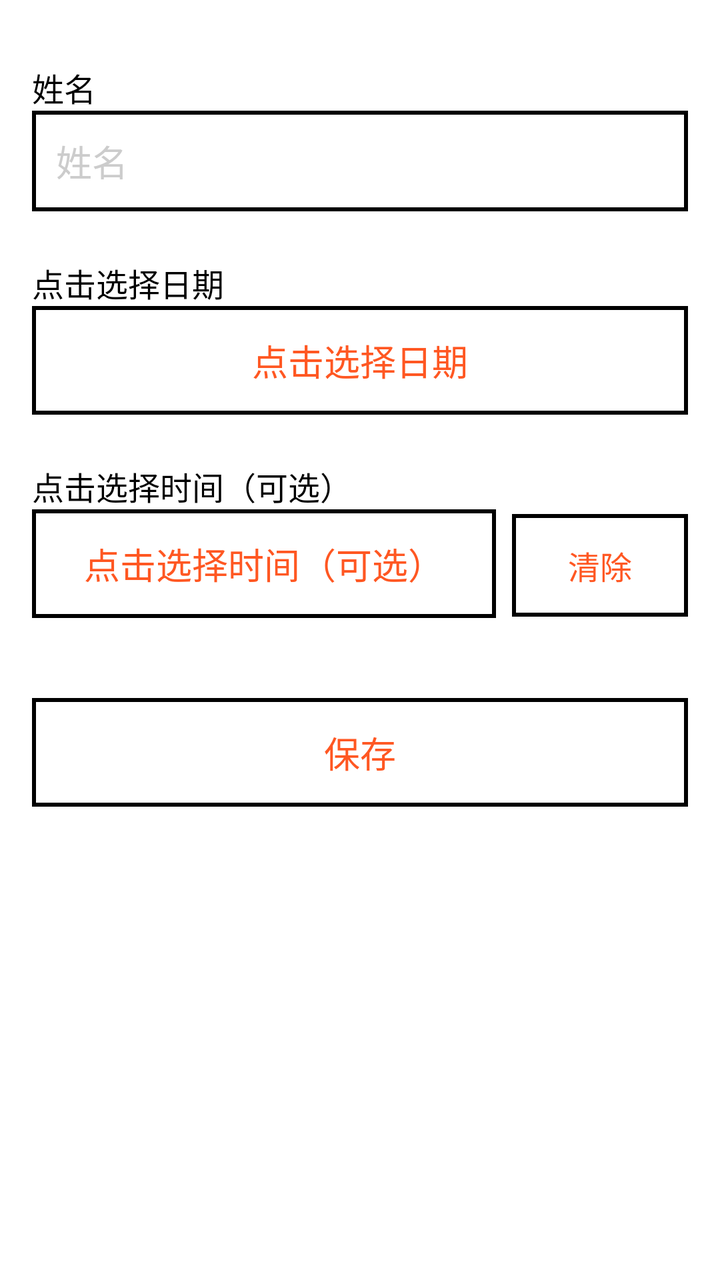
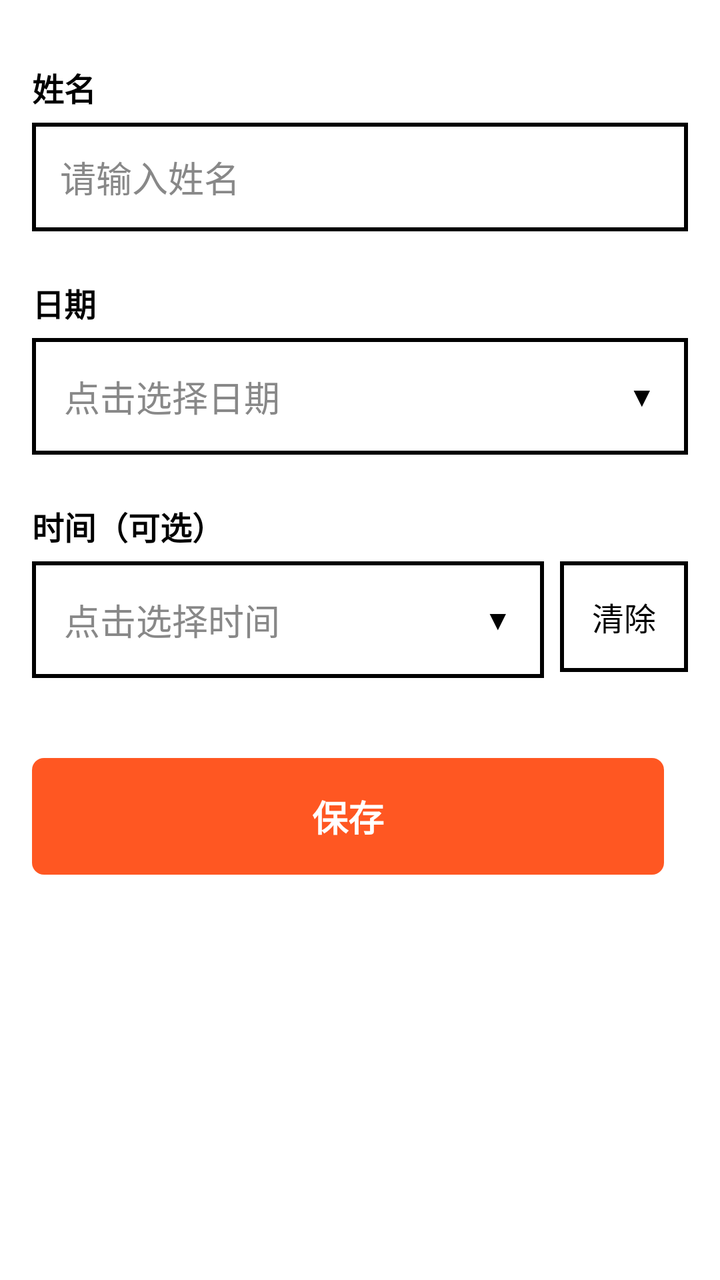

The first picture is an Android layout as it rendered before a commit; the second is the same layout after the commit. The layout source and the unified diff follow.
<!-- AndroidManifest.xml: application theme Theme.TimeTracker -->
<!-- res/layout/activity_edit.xml -->
<?xml version="1.0" encoding="utf-8"?>
<ScrollView xmlns:android="http://schemas.android.com/apk/res/android"
    xmlns:tools="http://schemas.android.com/tools"
    android:layout_width="match_parent"
    android:layout_height="match_parent"
    android:background="@color/background"
    tools:context=".EditActivity">

    <LinearLayout
        android:layout_width="match_parent"
        android:layout_height="wrap_content"
        android:orientation="vertical"
        android:padding="16dp">

        <TextView
            android:layout_width="match_parent"
            android:layout_height="wrap_content"
            android:layout_marginTop="16dp"
            android:text="@string/hint_name"
            android:textColor="@color/box_outline"
            android:textSize="16sp" />

        <EditText
            android:id="@+id/nameInput"
            android:layout_width="match_parent"
            android:layout_height="wrap_content"
            android:background="@drawable/box_bg"
            android:hint="@string/hint_name"
            android:inputType="textPersonName"
            android:maxLines="1"
            android:padding="12dp"
            android:textColor="@color/text_primary"
            android:textColorHint="@color/divider"
            android:textSize="18sp" />

        <TextView
            android:layout_width="match_parent"
            android:layout_height="wrap_content"
            android:layout_marginTop="24dp"
            android:text="@string/hint_date"
            android:textColor="@color/box_outline"
            android:textSize="16sp" />

        <Button
            android:id="@+id/dateButton"
            android:layout_width="match_parent"
            android:layout_height="wrap_content"
            android:background="@drawable/box_bg"
            android:gravity="center"
            android:padding="14dp"
            android:stateListAnimator="@null"
            android:text="@string/hint_date"
            android:textAllCaps="false"
            android:textColor="@color/text_primary"
            android:textSize="18sp" />

        <TextView
            android:layout_width="match_parent"
            android:layout_height="wrap_content"
            android:layout_marginTop="24dp"
            android:text="@string/hint_time"
            android:textColor="@color/box_outline"
            android:textSize="16sp" />

        <LinearLayout
            android:layout_width="match_parent"
            android:layout_height="wrap_content"
            android:orientation="horizontal">

            <Button
                android:id="@+id/timeButton"
                android:layout_width="0dp"
                android:layout_height="wrap_content"
                android:layout_weight="1"
                android:background="@drawable/box_bg"
                android:gravity="center"
                android:padding="14dp"
                android:stateListAnimator="@null"
                android:text="@string/hint_time"
                android:textAllCaps="false"
                android:textColor="@color/text_primary"
                android:textSize="18sp" />

            <Button
                android:id="@+id/clearTimeButton"
                android:layout_width="wrap_content"
                android:layout_height="wrap_content"
                android:layout_marginStart="8dp"
                android:background="@drawable/box_bg"
                android:padding="14dp"
                android:stateListAnimator="@null"
                android:text="清除"
                android:textColor="@color/text_primary"
                android:textSize="16sp" />
        </LinearLayout>

        <LinearLayout
            android:layout_width="match_parent"
            android:layout_height="wrap_content"
            android:layout_marginTop="40dp"
            android:orientation="horizontal">

            <Button
                android:id="@+id/saveButton"
                android:layout_width="0dp"
                android:layout_height="wrap_content"
                android:layout_weight="1"
                android:background="@drawable/box_bg"
                android:padding="14dp"
                android:stateListAnimator="@null"
                android:text="@string/action_save"
                android:textAllCaps="false"
                android:textColor="@color/text_primary"
                android:textSize="18sp" />

            <Button
                android:id="@+id/deleteButton"
                android:layout_width="0dp"
                android:layout_height="wrap_content"
                android:layout_marginStart="12dp"
                android:layout_weight="1"
                android:background="@drawable/box_bg"
                android:padding="14dp"
                android:stateListAnimator="@null"
                android:text="@string/action_delete"
                android:textAllCaps="false"
                android:textColor="@color/text_primary"
                android:textSize="18sp"
                android:visibility="gone" />
        </LinearLayout>
    </LinearLayout>
</ScrollView>
<!-- resources referenced by this layout -->
<resources>
  <color name="background">#FFFFFFFF</color>
  <color name="box_outline">#FF000000</color>
  <color name="divider">#FFCCCCCC</color>
  <color name="text_primary">#FFFF5722</color>
  <!-- drawable box_bg (drawable) -->
  <?xml version="1.0" encoding="utf-8"?>
  <shape xmlns:android="http://schemas.android.com/apk/res/android"
      android:shape="rectangle">
      <solid android:color="@color/white" />
      <stroke
          android:width="2dp"
          android:color="@color/box_outline" />
  </shape>
  <string name="action_delete">删除</string>
  <string name="action_save">保存</string>
  <string name="hint_date">点击选择日期</string>
  <string name="hint_name">姓名</string>
  <string name="hint_time">点击选择时间（可选）</string>
  <style name="Theme.TimeTracker" parent="Theme.MaterialComponents.Light.NoActionBar">
          <item name="colorPrimary">@color/primary</item>
          <item name="colorPrimaryVariant">@color/primary_dark</item>
          <item name="colorOnPrimary">@color/white</item>
          <item name="android:statusBarColor">@color/primary</item>
          <item name="android:windowLightStatusBar">false</item>
          <item name="android:windowBackground">@color/background</item>
      </style>
  <color name="white">#FFFFFFFF</color>
  <color name="primary">#FFFF5722</color>
  <color name="primary_dark">#FFE64A19</color>
</resources>

<!-- the commit's change to res/layout/activity_edit.xml (unified diff, before → after) -->
@@ -12,120 +12,171 @@
         android:orientation="vertical"
         android:padding="16dp">
 
+        
         <TextView
             android:layout_width="match_parent"
             android:layout_height="wrap_content"
             android:layout_marginTop="16dp"
             android:text="@string/hint_name"
-            android:textColor="@color/box_outline"
-            android:textSize="16sp" />
+            android:textColor="#FF000000"
+            android:textSize="16sp"
+            android:textStyle="bold" />
 
         <EditText
             android:id="@+id/nameInput"
             android:layout_width="match_parent"
             android:layout_height="wrap_content"
+            android:layout_marginTop="6dp"
             android:background="@drawable/box_bg"
-            android:hint="@string/hint_name"
+            android:hint="@string/hint_name_input"
             android:inputType="textPersonName"
             android:maxLines="1"
-            android:padding="12dp"
-            android:textColor="@color/text_primary"
-            android:textColorHint="@color/divider"
+            android:padding="14dp"
+            android:textColor="#FF000000"
+            android:textColorHint="#FF888888"
             android:textSize="18sp" />
 
+        
         <TextView
             android:layout_width="match_parent"
             android:layout_height="wrap_content"
             android:layout_marginTop="24dp"
             android:text="@string/hint_date"
-            android:textColor="@color/box_outline"
-            android:textSize="16sp" />
+            android:textColor="#FF000000"
+            android:textSize="16sp"
+            android:textStyle="bold" />
 
-        <Button
+        <LinearLayout
             android:id="@+id/dateButton"
             android:layout_width="match_parent"
             android:layout_height="wrap_content"
+            android:layout_marginTop="6dp"
             android:background="@drawable/box_bg"
-            android:gravity="center"
-            android:padding="14dp"
-            android:stateListAnimator="@null"
-            android:text="@string/hint_date"
-            android:textAllCaps="false"
-            android:textColor="@color/text_primary"
-            android:textSize="18sp" />
+            android:clickable="true"
+            android:focusable="true"
+            android:foreground="?attr/selectableItemBackground"
+            android:gravity="center_vertical"
+            android:orientation="horizontal"
+            android:padding="16dp">
 
+            <TextView
+                android:id="@+id/dateButtonText"
+                android:layout_width="0dp"
+                android:layout_height="wrap_content"
+                android:layout_weight="1"
+                android:text="@string/hint_date_tap"
+                android:textColor="#FF888888"
+                android:textSize="18sp" />
+
+            <TextView
+                android:layout_width="wrap_content"
+                android:layout_height="wrap_content"
+                android:text="▼"
+                android:textColor="#FF000000"
+                android:textSize="14sp" />
+        </LinearLayout>
+
+        
         <TextView
             android:layout_width="match_parent"
             android:layout_height="wrap_content"
             android:layout_marginTop="24dp"
             android:text="@string/hint_time"
-            android:textColor="@color/box_outline"
-            android:textSize="16sp" />
+            android:textColor="#FF000000"
+            android:textSize="16sp"
+            android:textStyle="bold" />
 
         <LinearLayout
             android:layout_width="match_parent"
             android:layout_height="wrap_content"
+            android:layout_marginTop="6dp"
             android:orientation="horizontal">
 
-            <Button
+            <LinearLayout
                 android:id="@+id/timeButton"
                 android:layout_width="0dp"
                 android:layout_height="wrap_content"
                 android:layout_weight="1"
+                android:layout_marginEnd="8dp"
                 android:background="@drawable/box_bg"
-                android:gravity="center"
-                android:padding="14dp"
-                android:stateListAnimator="@null"
-                android:text="@string/hint_time"
-                android:textAllCaps="false"
-                android:textColor="@color/text_primary"
-                android:textSize="18sp" />
+                android:clickable="true"
+                android:focusable="true"
+                android:foreground="?attr/selectableItemBackground"
+                android:gravity="center_vertical"
+                android:orientation="horizontal"
+                android:padding="16dp">
 
-            <Button
+                <TextView
+                    android:id="@+id/timeButtonText"
+                    android:layout_width="0dp"
+                    android:layout_height="wrap_content"
+                    android:layout_weight="1"
+                    android:text="@string/hint_time_tap"
+                    android:textColor="#FF888888"
+                    android:textSize="18sp" />
+
+                <TextView
+                    android:layout_width="wrap_content"
+                    android:layout_height="wrap_content"
+                    android:text="▼"
+                    android:textColor="#FF000000"
+                    android:textSize="14sp" />
+            </LinearLayout>
+
+            <TextView
                 android:id="@+id/clearTimeButton"
                 android:layout_width="wrap_content"
                 android:layout_height="wrap_content"
-                android:layout_marginStart="8dp"
                 android:background="@drawable/box_bg"
-                android:padding="14dp"
-                android:stateListAnimator="@null"
+                android:clickable="true"
+                android:focusable="true"
+                android:foreground="?attr/selectableItemBackground"
+                android:gravity="center"
+                android:padding="16dp"
                 android:text="清除"
-                android:textColor="@color/text_primary"
+                android:textColor="#FF000000"
                 android:textSize="16sp" />
         </LinearLayout>
 
+        
         <LinearLayout
             android:layout_width="match_parent"
             android:layout_height="wrap_content"
             android:layout_marginTop="40dp"
             android:orientation="horizontal">
 
-            <Button
+            <TextView
                 android:id="@+id/saveButton"
                 android:layout_width="0dp"
                 android:layout_height="wrap_content"
                 android:layout_weight="1"
-                android:background="@drawable/box_bg"
-                android:padding="14dp"
-                android:stateListAnimator="@null"
+                android:layout_marginEnd="12dp"
+                android:background="@drawable/btn_save_bg"
+                android:clickable="true"
+                android:focusable="true"
+                android:foreground="?attr/selectableItemBackground"
+                android:gravity="center"
+                android:padding="16dp"
                 android:text="@string/action_save"
-                android:textAllCaps="false"
-                android:textColor="@color/text_primary"
-                android:textSize="18sp" />
+                android:textColor="#FFFFFFFF"
+                android:textSize="18sp"
+                android:textStyle="bold" />
 
-            <Button
+            <TextView
                 android:id="@+id/deleteButton"
                 android:layout_width="0dp"
                 android:layout_height="wrap_content"
-                android:layout_marginStart="12dp"
                 android:layout_weight="1"
-                android:background="@drawable/box_bg"
-                android:padding="14dp"
-                android:stateListAnimator="@null"
+                android:background="@drawable/btn_delete_bg"
+                android:clickable="true"
+                android:focusable="true"
+                android:foreground="?attr/selectableItemBackground"
+                android:gravity="center"
+                android:padding="16dp"
                 android:text="@string/action_delete"
-                android:textAllCaps="false"
-                android:textColor="@color/text_primary"
+                android:textColor="#FFFFFFFF"
                 android:textSize="18sp"
+                android:textStyle="bold"
                 android:visibility="gone" />
         </LinearLayout>
     </LinearLayout>
<!-- resource entries referenced after the edit -->
@@ -1,9 +1,6 @@
 <!-- resources referenced by this layout -->
 <resources>
   <color name="background">#FFFFFFFF</color>
-  <color name="box_outline">#FF000000</color>
-  <color name="divider">#FFCCCCCC</color>
-  <color name="text_primary">#FFFF5722</color>
   <!-- drawable box_bg (drawable) -->
   <?xml version="1.0" encoding="utf-8"?>
   <shape xmlns:android="http://schemas.android.com/apk/res/android"
@@ -13,11 +10,46 @@
           android:width="2dp"
           android:color="@color/box_outline" />
   </shape>
+  <!-- drawable btn_delete_bg (drawable) -->
+  <?xml version="1.0" encoding="utf-8"?>
+  <selector xmlns:android="http://schemas.android.com/apk/res/android">
+      <item android:state_pressed="true">
+          <shape android:shape="rectangle">
+              <solid android:color="#FFB71C1C" />
+              <corners android:radius="6dp" />
+          </shape>
+      </item>
+      <item>
+          <shape android:shape="rectangle">
+              <solid android:color="#FFD32F2F" />
+              <corners android:radius="6dp" />
+          </shape>
+      </item>
+  </selector>
+  <!-- drawable btn_save_bg (drawable) -->
+  <?xml version="1.0" encoding="utf-8"?>
+  <selector xmlns:android="http://schemas.android.com/apk/res/android">
+      <item android:state_pressed="true">
+          <shape android:shape="rectangle">
+              <solid android:color="#FFE64A19" />
+              <corners android:radius="6dp" />
+          </shape>
+      </item>
+      <item>
+          <shape android:shape="rectangle">
+              <solid android:color="#FFFF5722" />
+              <corners android:radius="6dp" />
+          </shape>
+      </item>
+  </selector>
   <string name="action_delete">删除</string>
   <string name="action_save">保存</string>
-  <string name="hint_date">点击选择日期</string>
+  <string name="hint_date">日期</string>
+  <string name="hint_date_tap">点击选择日期</string>
   <string name="hint_name">姓名</string>
-  <string name="hint_time">点击选择时间（可选）</string>
+  <string name="hint_name_input">请输入姓名</string>
+  <string name="hint_time">时间（可选）</string>
+  <string name="hint_time_tap">点击选择时间</string>
   <style name="Theme.TimeTracker" parent="Theme.MaterialComponents.Light.NoActionBar">
           <item name="colorPrimary">@color/primary</item>
           <item name="colorPrimaryVariant">@color/primary_dark</item>
@@ -27,6 +59,7 @@
           <item name="android:windowBackground">@color/background</item>
       </style>
   <color name="white">#FFFFFFFF</color>
+  <color name="box_outline">#FF000000</color>
   <color name="primary">#FFFF5722</color>
   <color name="primary_dark">#FFE64A19</color>
 </resources>
